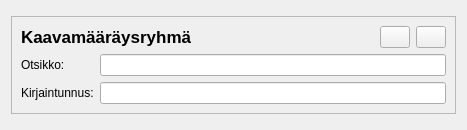
First picture: the form in arho_feature_template/gui/components/plan_regulation_group_widget.ui, repository GispoCoding/arho-qgis-plugin, before the edit.
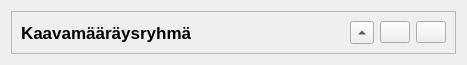
Second picture: the form after the edit.

Commit message:
test new regulation group widget contents layout
Regulations cannot be modified inside regulation group widget now. Tooltips and concise list are used to show group contents.
Group heading and letter code are shown directly as the widget heading/title.

Diff of the .ui file:
```diff
--- a/arho_feature_template/gui/components/plan_regulation_group_widget.ui
+++ b/arho_feature_template/gui/components/plan_regulation_group_widget.ui
@@ -7,7 +7,7 @@
     <x>0</x>
     <y>0</y>
     <width>467</width>
-    <height>130</height>
+    <height>65</height>
    </rect>
   </property>
   <property name="sizePolicy">
@@ -68,6 +68,22 @@
           </property>
          </spacer>
         </item>
+        <item>
+         <widget class="QToolButton" name="expand_hide_btn">
+          <property name="toolTip">
+           <string>Näytä/piilota kaavamääräysryhmän tiedot</string>
+          </property>
+          <property name="text">
+           <string>Laajenna</string>
+          </property>
+          <property name="autoRaise">
+           <bool>false</bool>
+          </property>
+          <property name="arrowType">
+           <enum>Qt::UpArrow</enum>
+          </property>
+         </widget>
+        </item>
         <item>
          <widget class="QPushButton" name="edit_btn">
           <property name="sizePolicy">
@@ -114,64 +130,6 @@
         </item>
        </layout>
       </item>
-      <item>
-       <layout class="QFormLayout" name="regulation_group_details_layout">
-        <item row="0" column="0">
-         <widget class="QLabel" name="heading_label">
-          <property name="sizePolicy">
-           <sizepolicy hsizetype="Preferred" vsizetype="Preferred">
-            <horstretch>0</horstretch>
-            <verstretch>0</verstretch>
-           </sizepolicy>
-          </property>
-          <property name="minimumSize">
-           <size>
-            <width>0</width>
-            <height>0</height>
-           </size>
-          </property>
-          <property name="maximumSize">
-           <size>
-            <width>16777215</width>
-            <height>16777215</height>
-           </size>
-          </property>
-          <property name="font">
-           <font>
-            <weight>50</weight>
-            <bold>false</bold>
-           </font>
-          </property>
-          <property name="text">
-           <string>Otsikko:</string>
-          </property>
-         </widget>
-        </item>
-        <item row="0" column="1">
-         <widget class="QLineEdit" name="heading">
-          <property name="sizePolicy">
-           <sizepolicy hsizetype="Expanding" vsizetype="Fixed">
-            <horstretch>0</horstretch>
-            <verstretch>0</verstretch>
-           </sizepolicy>
-          </property>
-          <property name="text">
-           <string/>
-          </property>
-         </widget>
-        </item>
-        <item row="1" column="0">
-         <widget class="QLabel" name="letter_code_label">
-          <property name="text">
-           <string>Kirjaintunnus:</string>
-          </property>
-         </widget>
-        </item>
-        <item row="1" column="1">
-         <widget class="QLineEdit" name="letter_code"/>
-        </item>
-       </layout>
-      </item>
      </layout>
     </widget>
    </item>
```
Left out of the diff: 10 changed lines with no effect on the pictures. The commit also changes 9 other files.
